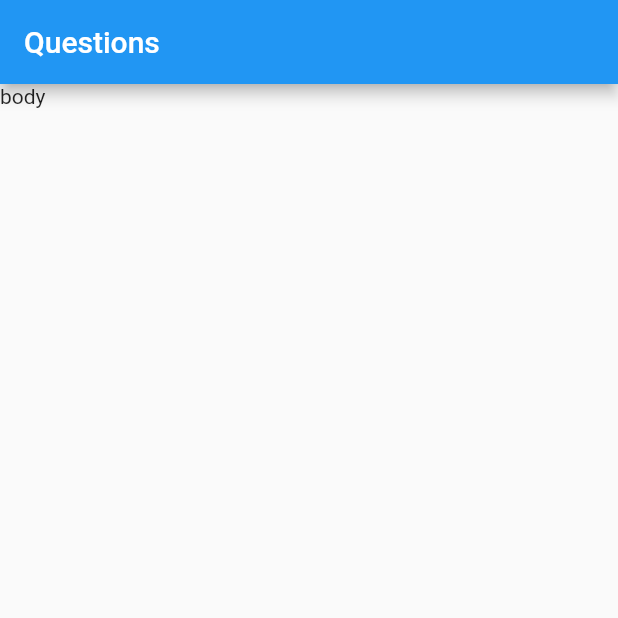
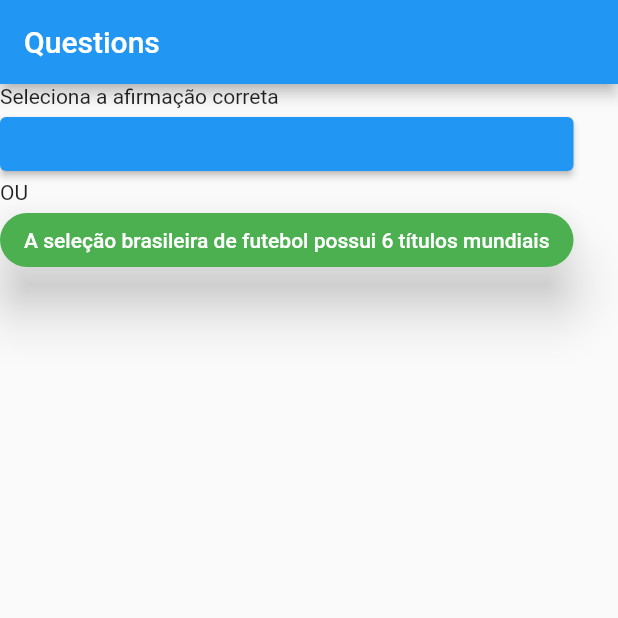
Before and after one commit to luizrovaris/QuizApp_Flutter, a Flutter app: the screen it shows after launch, on a phone screen of 412 x 824 dp, the top half of it. Run offline on Flutter 3.47's test engine with Material 2 defaults, Android fonts, the phone set to English and light mode, and no system bars.

Commit message:
Creating question box

```diff
--- a/quiz_app/lib/home.dart
+++ b/quiz_app/lib/home.dart
@@ -1,4 +1,6 @@
 import 'package:flutter/material.dart';
+import './models/question.dart';
+import './question_box.dart';
 
 class Home extends StatefulWidget{
   @override
@@ -6,8 +8,38 @@ class Home extends StatefulWidget{
 }
 
 class HomeState extends State<Home> {
-  final questions = [];
+  final _questions = [
+    {
+      0: [
+        Question('A seleção brasileira de futebol possui 5 títulos mundiais', 1),
+        Question('A seleção brasileira de futebol possui 6 títulos mundiais', 0)
+      ]
+    },
+    {
+      1: [
+        Question('O Flamengo é campeão mundial', 1),
+        Question('O Flamengo não é campeão mundial', 0)]
+    },
+    {
+      2: [
+        Question('O Palmeiras é campeão mundial', 0),
+        Question('O Palmeiras não é campeão mundial', 1)]
+    },
+    {
+      3: [
+        Question('O atual técnico da seleção brasileira é o Tite', 1),
+        Question('O atual técnico da seleção brasileira é o Luxa', 0)]
+    }
+  ];
   int result = 0;
+  int _index = 0;
+
+  void nextQuestion(int value){
+    setState(() {
+      _index++;
+      result += value;
+    });
+  }
 
   @override
   Widget build(BuildContext context) {
@@ -15,7 +47,7 @@ class HomeState extends State<Home> {
       appBar: AppBar(
         title: Text('Questions'),
       ),
-      body: Text('body')
+      body: QuestionBox(_index, _questions, nextQuestion)
     );
   }
 }
--- /dev/null
+++ b/quiz_app/lib/models/question.dart
@@ -0,0 +1,6 @@
+class Question {
+  String question;
+  int value;
+
+  Question(this.question, this.value);
+}
--- /dev/null
+++ b/quiz_app/lib/question_box.dart
@@ -0,0 +1,50 @@
+import 'package:flutter/material.dart';
+
+class QuestionBox extends StatelessWidget{
+  final _index;
+  final _questions;
+  final Function nextQuestion;
+
+  QuestionBox(this._index, this._questions, this.nextQuestion);
+
+  @override
+  Widget build(BuildContext context) {
+    return Column(
+      children: <Widget>[
+        Row(
+          children: <Widget>[
+              Text('Seleciona a afirmação correta')
+            ]
+        ),
+        Row(
+          children: <Widget>[ElevatedButton(
+            onPressed: () => this.nextQuestion(_questions[_index][_index][0].value),
+            style: ButtonStyle(
+              foregroundColor: MaterialStateProperty.all<Color>(Colors.blue),
+            ),
+            child: Text(_questions[_index][_index][0].question)
+          )],
+        ),
+        Row(
+          children: <Widget>[
+            Text('OU')
+          ],
+        ),
+        Row(
+          children: <Widget>[ElevatedButton(
+            onPressed: () => this.nextQuestion(_questions[_index][_index][1].value),
+            style: ElevatedButton.styleFrom(
+              primary: Colors.green,
+              onPrimary: Colors.white,
+              shape: RoundedRectangleBorder(
+                borderRadius: BorderRadius.circular(25)
+              ),
+              elevation: 15.0
+            ),
+            child: Text(_questions[_index][_index][1].question)
+          )],
+        )
+      ],
+    );
+  }
+}
```
